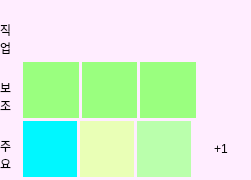
The window that Agricola_Front/data/PersonalField/mycard_small.ui (HiImSUN/Agricola-Front_ui-images-py) describes before a commit, drawn with Qt 5.
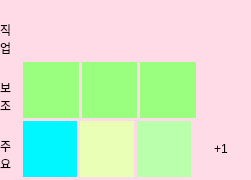
The same window after the commit. Icons and pictures are not drawn.

Patch:
```diff
--- a/Agricola_Front/data/PersonalField/mycard_small.ui
+++ b/Agricola_Front/data/PersonalField/mycard_small.ui
@@ -26,7 +26,10 @@
    <string>Form</string>
   </property>
   <property name="styleSheet">
-   <string notr="true">background-color: rgb(255, 237, 255);</string>
+   <string notr="true">#Form_mycard_small{
+	
+	background-color: rgb(255, 219, 232);
+}</string>
   </property>
   <layout class="QHBoxLayout" name="horizontalLayout_5">
    <property name="spacing">
```
